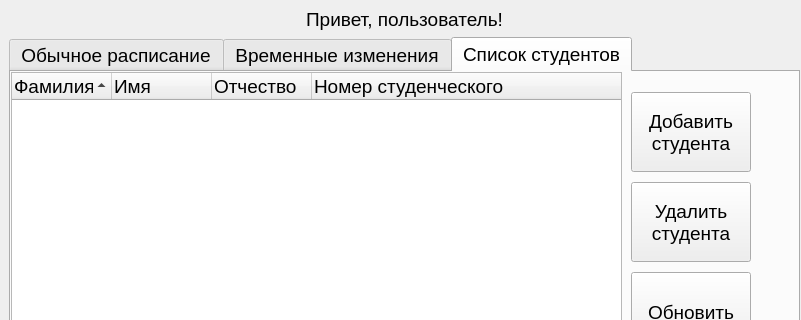
The window that ui/work.ui (Skotmak/desktop_manager_vk_bot) describes before a commit, drawn with Qt 5; both pictures show x 0 to 801 and y 0 to 320 of the 801 by 690 pixel window.
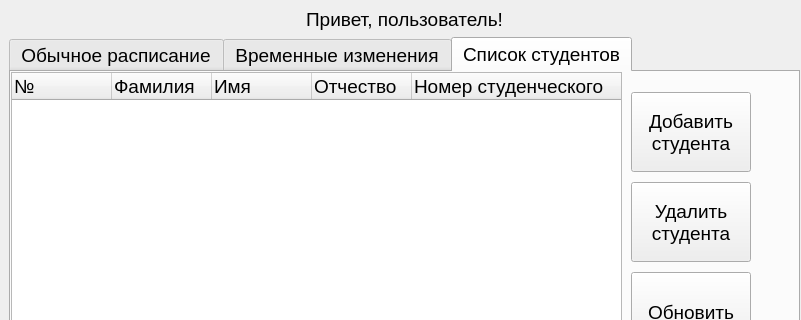
The same window after the commit.

```diff
--- a/ui/work.ui
+++ b/ui/work.ui
@@ -625,6 +625,12 @@
          <property name="horizontalScrollBarPolicy">
           <enum>Qt::ScrollBarAlwaysOff</enum>
          </property>
+         <property name="sortingEnabled">
+          <bool>false</bool>
+         </property>
+         <property name="columnCount">
+          <number>5</number>
+         </property>
          <attribute name="headerCascadingSectionResizes">
           <bool>false</bool>
          </attribute>
@@ -632,11 +638,16 @@
           <bool>false</bool>
          </attribute>
          <attribute name="headerShowSortIndicator" stdset="0">
-          <bool>true</bool>
+          <bool>false</bool>
          </attribute>
          <attribute name="headerStretchLastSection">
           <bool>true</bool>
          </attribute>
+         <column>
+          <property name="text">
+           <string>№</string>
+          </property>
+         </column>
          <column>
           <property name="text">
            <string>Фамилия</string>
```
